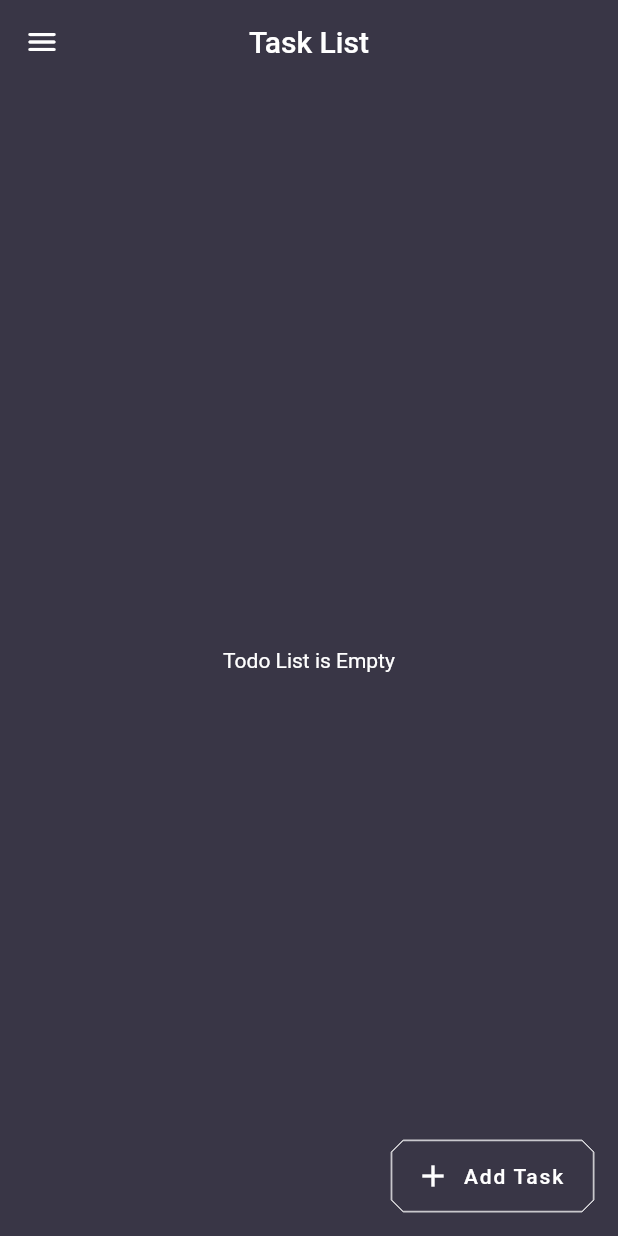
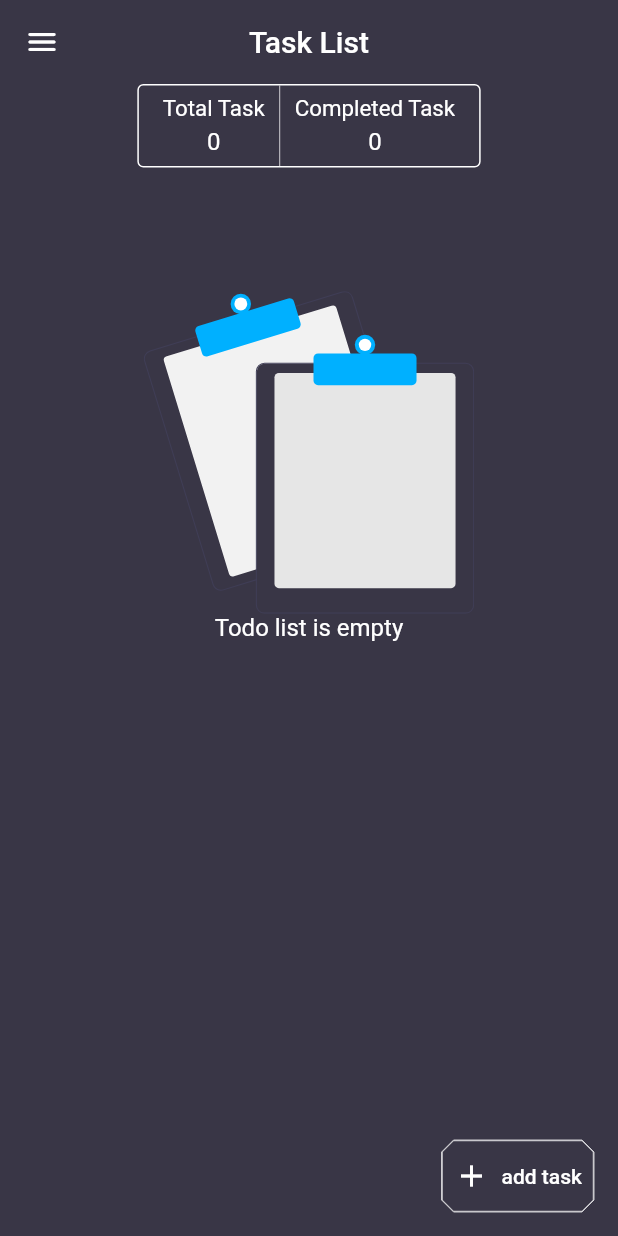
Before and after one commit to sushantmzjn/todo-app, a Flutter app: the screen it shows after launch, on a phone screen of 412 x 824 dp. Run offline on Flutter 3.47's test engine with Material 2 defaults, Android fonts, the phone set to English and light mode, and no system bars; drawn by our look-alikes of hidden_drawer_menu; our stand-ins replace flutter_riverpod, flutter_screenutil, flutter_svg, get, hive, hive_flutter; accounts and stored records are empty.

Commit message:
todo list

```diff
--- a/lib/main.dart
+++ b/lib/main.dart
@@ -46,8 +46,17 @@ void main() async {
       child: MyApp()));
 }
 
-class MyApp extends StatelessWidget {
+class MyApp extends StatefulWidget {
   const MyApp({Key? key}) : super(key: key);
+
+  @override
+  State<MyApp> createState() => _MyAppState();
+
+
+}
+
+class _MyAppState extends State<MyApp> {
+
 
   @override
   Widget build(BuildContext context) {
--- a/lib/view/common widget/calorie_alert_dialog.dart
+++ b/lib/view/common widget/calorie_alert_dialog.dart
@@ -41,7 +41,6 @@ class _CalorieAlertDialogState extends State<CalorieAlertDialog> {
         shape: BeveledRectangleBorder(
           borderRadius: BorderRadius.circular(6.0),
         ),
-        alignment: Alignment.bottomCenter,
         content: Column(
           mainAxisSize: MainAxisSize.min,
           children: [
--- a/lib/view/drawer/Drawer.dart
+++ b/lib/view/drawer/Drawer.dart
@@ -2,8 +2,10 @@ import 'package:flutter/cupertino.dart';
 import 'package:flutter/material.dart';
 import 'package:flutter_screenutil/flutter_screenutil.dart';
 import 'package:hidden_drawer_menu/hidden_drawer_menu.dart';
+
 import 'package:todos/view/pages/calorie.dart';
 import 'package:todos/view/pages/home_page.dart';
+
 
 class HiddenDrawerWidget extends StatefulWidget {
   @override
@@ -28,7 +30,6 @@ class _HiddenDrawerWidgetState extends State<HiddenDrawerWidget> {
   void initState() {
     // TODO: implement initState
     super.initState();
-
     _pages = [
       ScreenHiddenDrawer(
           ItemHiddenMenu(
@@ -45,6 +46,7 @@ class _HiddenDrawerWidgetState extends State<HiddenDrawerWidget> {
     ];
   }
 
+
   @override
   Widget build(BuildContext context) {
     return HiddenDrawerMenu(
--- a/lib/view/pages/home_page.dart
+++ b/lib/view/pages/home_page.dart
@@ -4,7 +4,9 @@ import 'package:flutter/material.dart';
 import 'package:flutter/rendering.dart';
 import 'package:flutter_riverpod/flutter_riverpod.dart';
 import 'package:flutter_screenutil/flutter_screenutil.dart';
+import 'package:flutter_svg/flutter_svg.dart';
 import 'package:intl/intl.dart';
+
 import 'package:todos/model/todos.dart';
 import 'package:todos/view/common%20widget/snackbar.dart';
 import 'package:todos/view/task_dialog_box.dart';
@@ -30,8 +32,7 @@ class _HomePageState extends ConsumerState<HomePage> {
     return Scaffold(
       backgroundColor: const Color(0xff393646),
 
-        body: todos.isEmpty ? const Center(child: Text('Todo List is Empty', style: TextStyle(color: Colors.white),)) :
-            NotificationListener<UserScrollNotification>(
+        body: NotificationListener<UserScrollNotification>(
               onNotification: (notification){
                 if(notification.direction == ScrollDirection.forward){
                   if(!isFab) setState(() { isFab = true; });
@@ -47,7 +48,7 @@ class _HomePageState extends ConsumerState<HomePage> {
                     padding: EdgeInsets.symmetric(horizontal: 16.0),
                     width: 200.w,
                     decoration: BoxDecoration(
-                      borderRadius: BorderRadius.circular(8.0),
+                      borderRadius: BorderRadius.circular(4.0),
                       border: Border.all(color: Colors.white)
                     ),
                     child: Row(
@@ -77,11 +78,24 @@ class _HomePageState extends ConsumerState<HomePage> {
                       ],
                     ),
                   ),
-                  Flexible(
+                  todos.isEmpty ? Column(
+                    crossAxisAlignment: CrossAxisAlignment.stretch,
+                    children: [
+                      SizedBox(height: MediaQuery.of(context).size.height * 0.1,),
+                      SvgPicture.asset('assets/images/no_data.svg',
+                        width: MediaQuery.of(context).size.width,
+                        height: 180.h,
+                        ),
+                      Text('Todo list is empty',
+                        textAlign: TextAlign.center,
+                        style: TextStyle(color: Colors.white, fontSize: 14.sp),
+                      )
+                    ],
+                  ) : Flexible(
                     child: ListView.builder(
                       padding: const EdgeInsets.only(top: 10.0, bottom: 10.0),
                       shrinkWrap: true,
-                        physics: const AlwaysScrollableScrollPhysics(),
+                        physics: const BouncingScrollPhysics(),
                         itemCount: todos.length,
                         itemBuilder: (context, index){
                           return Padding(
@@ -89,7 +103,7 @@ class _HomePageState extends ConsumerState<HomePage> {
                             child: Container(
                               decoration: BoxDecoration(
                                 border: Border.all(color: Colors.white),
-                                borderRadius: BorderRadius.circular(8.0),
+                                borderRadius: BorderRadius.circular(4.0),
                               ),
                               child: ListTile(
                                 contentPadding: EdgeInsets.only(left: 0,top: 0, bottom: 0, right: 14.0),
@@ -251,9 +265,9 @@ class _HomePageState extends ConsumerState<HomePage> {
 
             );
           },
-          label: Text('Add Task'),
+          extendedPadding: EdgeInsets.symmetric(horizontal: 8.0),
+          label: Text('add task', style: TextStyle(letterSpacing: 0),),
           icon: Icon(Icons.add),
-
     ) : null,
     );
   }
--- a/lib/view/task_dialog_box.dart
+++ b/lib/view/task_dialog_box.dart
@@ -1,4 +1,5 @@
 import 'package:flutter/material.dart';
+
 class TaskDialogBox extends StatefulWidget {
   TextEditingController? controller;
   Function(String)? onFieldSubmitted;
@@ -20,11 +21,11 @@ class _TaskDialogBoxState extends State<TaskDialogBox> {
   @override
   Widget build(BuildContext context) {
     return AlertDialog(
+      alignment: Alignment.bottomCenter,
       contentPadding: EdgeInsets.symmetric(horizontal: 10.0, vertical: 12.0),
       shape: BeveledRectangleBorder(
           borderRadius: BorderRadius.circular(6.0),
       ),
-      alignment: Alignment.bottomCenter,
       content: TextFormField(
         maxLength: 30,
         controller: widget.controller,
@@ -32,7 +33,7 @@ class _TaskDialogBoxState extends State<TaskDialogBox> {
         onChanged: widget.onChanged,
         decoration: InputDecoration(
           suffixIcon: widget.suffixIcon,
-          labelText: 'Task Name',
+          labelText: 'task',
           contentPadding: const EdgeInsets.symmetric(horizontal: 8),
           border: OutlineInputBorder(
             borderRadius: BorderRadius.circular(6.0),
```
Also changed, not shown: pubspec.yaml (+7 -19 lines), assets/images/no_data.svg (added), pubspec.lock, 2 other files.
